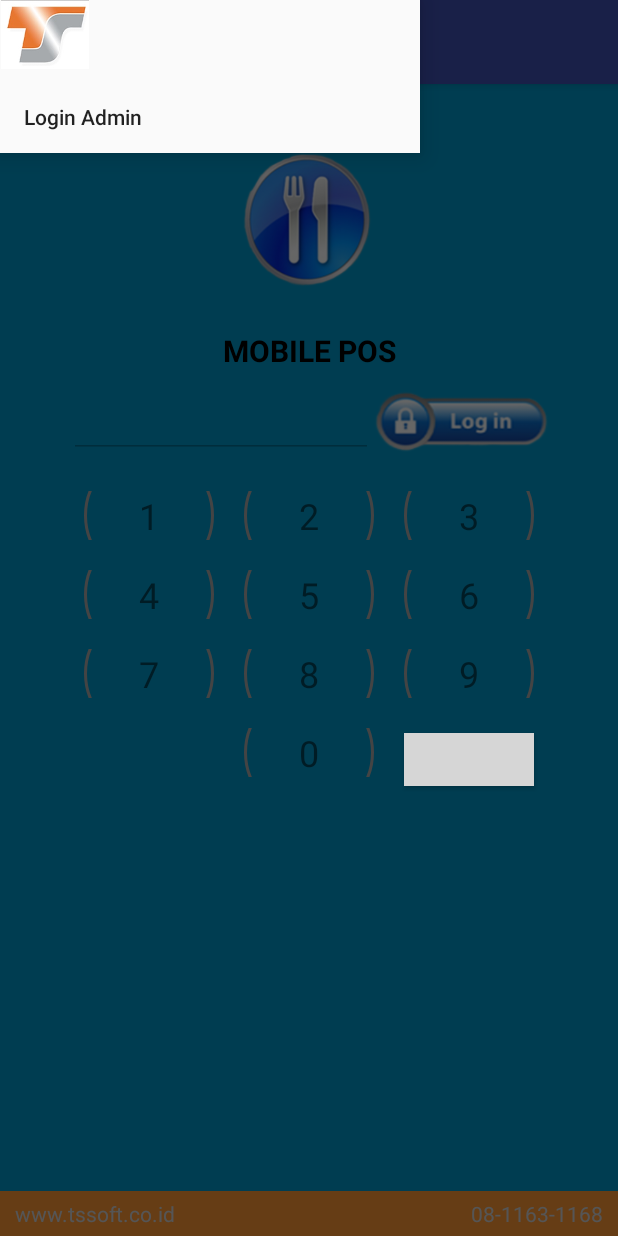
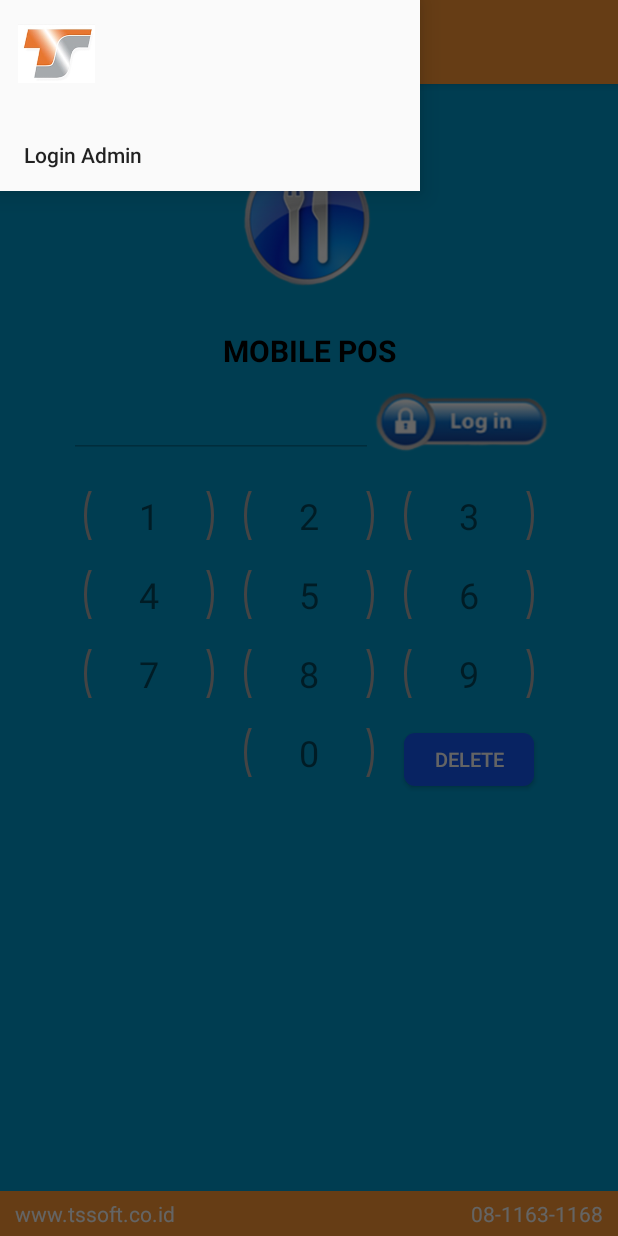
Before and after one commit to davidzzz/POS, an Android app: the screen it shows after launch (LoginActivity), with the side drawer open, on a phone screen of 412 x 824 dp. Run offline under Robolectric (Android 15) with nearby library versions, the phone set to English and light mode, and no system bars; grey boxes are pictures that could not be loaded.

Commit message:
add shadow button

```diff
--- a/app/src/main/res/layout/app_bar_main.xml
+++ b/app/src/main/res/layout/app_bar_main.xml
@@ -16,7 +16,7 @@
         <android.support.v7.widget.Toolbar
             android:id="@+id/toolbar"
             android:layout_width="match_parent"
-            android:layout_height="?attr/actionBarSize"
+            android:layout_height="match_parent"
             android:background="?attr/colorPrimary"
             app:popupTheme="@style/AppTheme.PopupOverlay" />
 
--- a/app/src/main/res/layout/login.xml
+++ b/app/src/main/res/layout/login.xml
@@ -197,7 +197,7 @@
                     android:layout_height="35dp"
                     android:layout_margin="10dp"
                     android:layout_weight="1"
-                    android:background="@drawable/button_bg_gmail"
+                    android:background="@drawable/button_blue"
                     android:gravity="center"
                     android:text="DELETE"
                     android:textColor="@color/colorWhite"
--- a/app/src/main/res/layout/logo.xml
+++ b/app/src/main/res/layout/logo.xml
@@ -5,9 +5,11 @@
     android:layout_height="match_parent">
 
     <ImageView
-        android:layout_width="60dp"
-        android:layout_height="wrap_content"
+        android:layout_width="79dp"
+        android:layout_height="71dp"
         android:adjustViewBounds="true"
-        android:src="@drawable/logo"/>
+        android:padding="12dp"
+        android:paddingEnd="@dimen/activity_vertical_margin"
+        android:src="@drawable/logo" />
 
 </LinearLayout>
--- a/app/src/main/res/values/colors.xml
+++ b/app/src/main/res/values/colors.xml
@@ -1,6 +1,7 @@
 <?xml version="1.0" encoding="utf-8"?>
 <resources>
-    <color name="colorPrimary">#3F51B5</color>
-    <color name="colorPrimaryDark">#303F9F</color>
+    <color name="colorPrimary">#ff9934</color>
+    <color name="colorPrimaryDark">#fa9c3f</color>
     <color name="colorAccent">#FF4081</color>
+    <color name="colorWhite">#fcfcfc</color>
 </resources>
--- a/app/src/main/res/values/styles.xml
+++ b/app/src/main/res/values/styles.xml
@@ -8,6 +8,7 @@
         <item name="colorPrimary">@color/colorPrimary</item>
         <item name="colorPrimaryDark">@color/colorPrimaryDark</item>
         <item name="colorAccent">@color/colorAccent</item>
+        <item name="colorWhite">@color/colorWhite</item>
     </style>
 
     <style name="AppTheme.AppBarOverlay" parent="ThemeOverlay.AppCompat.Dark.ActionBar" />
```
